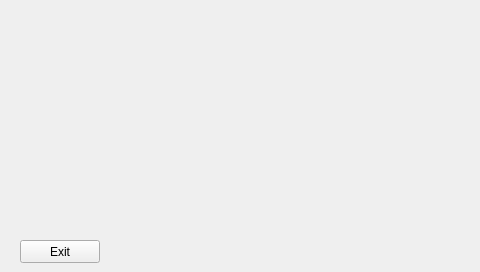
Above: GUI_Nikolai/status.ui from EITPRJ3/GUI_Software before the change. Below: the same form after it.
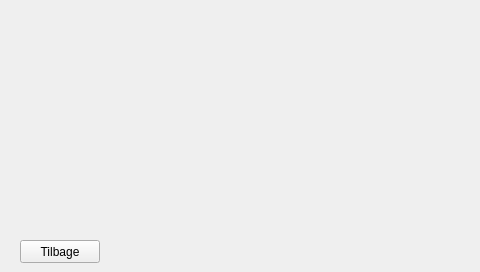
That is the form after the change.

```diff
--- a/GUI_Nikolai/status.ui
+++ b/GUI_Nikolai/status.ui
@@ -52,7 +52,7 @@
     </rect>
    </property>
    <property name="text">
-    <string>Exit</string>
+    <string>Tilbage</string>
    </property>
   </widget>
  </widget>
```
